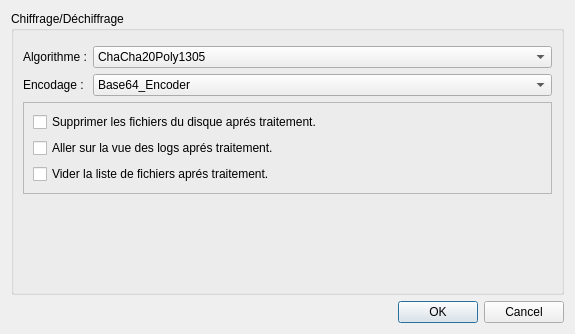
Antidote1911/arsenic, file arsenic/config.ui: the form before one commit.
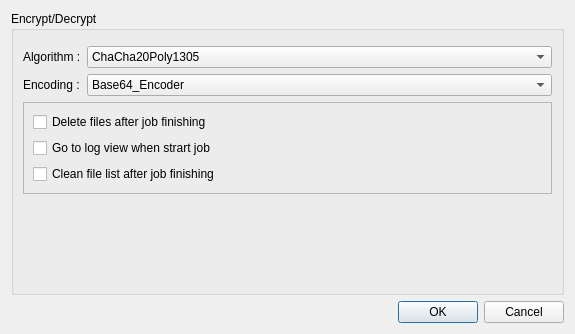
The form after the commit.

Diff of the .ui file:
```diff
--- a/arsenic/config.ui
+++ b/arsenic/config.ui
@@ -17,7 +17,7 @@
    <item>
     <widget class="QGroupBox" name="groupBox">
      <property name="title">
-      <string>Chiffrage/Déchiffrage</string>
+      <string>Encrypt/Decrypt</string>
      </property>
      <layout class="QFormLayout" name="formLayout">
       <item row="0" column="0">
@@ -58,7 +58,7 @@
       <item row="2" column="0">
        <widget class="QLabel" name="label_2">
         <property name="text">
-         <string>Encodage :</string>
+         <string>Encoding :</string>
         </property>
        </widget>
       </item>
@@ -99,21 +99,21 @@
             <enum>Qt::LeftToRight</enum>
            </property>
            <property name="text">
-            <string>Supprimer les fichiers du disque aprés traitement.</string>
+            <string>Delete files after job finishing</string>
            </property>
           </widget>
          </item>
          <item>
           <widget class="QCheckBox" name="checkGoLogs">
            <property name="text">
-            <string>Aller sur la vue des logs aprés traitement.</string>
+            <string>Go to log view when strart job</string>
            </property>
           </widget>
          </item>
          <item>
           <widget class="QCheckBox" name="checkClearList">
            <property name="text">
-            <string>Vider la liste de fichiers aprés traitement.</string>
+            <string>Clean file list after job finishing</string>
            </property>
           </widget>
          </item>
@@ -123,7 +123,7 @@
       <item row="1" column="0">
        <widget class="QLabel" name="label">
         <property name="text">
-         <string>Algorithme :</string>
+         <string>Algorithm :</string>
         </property>
        </widget>
       </item>
```
